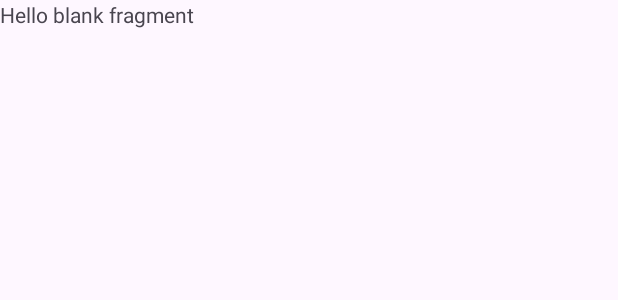
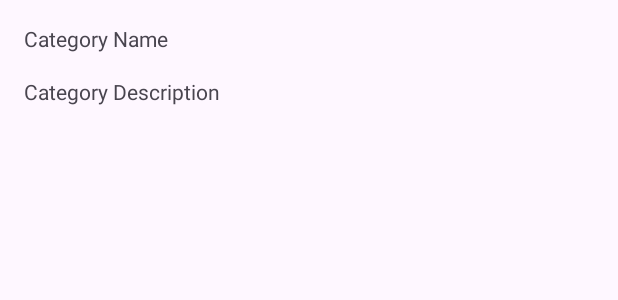
Before and after one commit to dapraws/FundamentalAndroid-Repository, an Android app: the layout fragment_detail_category.xml on its own in the app's theme, with its tools: preview values and no code run, on a phone screen of 412 x 824 dp. Shown: the top 300 px of the screen. Run offline under Robolectric (Android 15) with nearby library versions, the phone set to English and light mode, and no system bars.

Commit message:
update detail category fragment

```diff
--- a/app/src/main/res/layout/fragment_detail_category.xml
+++ b/app/src/main/res/layout/fragment_detail_category.xml
@@ -1,14 +1,23 @@
 <?xml version="1.0" encoding="utf-8"?>
-<FrameLayout xmlns:android="http://schemas.android.com/apk/res/android"
+<LinearLayout xmlns:android="http://schemas.android.com/apk/res/android"
     xmlns:tools="http://schemas.android.com/tools"
     android:layout_width="match_parent"
     android:layout_height="match_parent"
+    android:orientation="vertical"
+    android:padding="16dp"
     tools:context=".DetailCategoryFragment">
 
-    <!-- TODO: Update blank fragment layout -->
     <TextView
+        android:id="@+id/tv_category_name"
         android:layout_width="match_parent"
-        android:layout_height="match_parent"
-        android:text="@string/hello_blank_fragment" />
+        android:layout_height="wrap_content"
+        android:layout_marginBottom="16dp"
+        android:text="@string/category_name" />
+    <TextView
+        android:id="@+id/tv_category_description"
+        android:layout_width="match_parent"
+        android:layout_height="wrap_content"
+        android:layout_marginBottom="16dp"
+        android:text="@string/category_description" />
 
-</FrameLayout>
+</LinearLayout>
```
